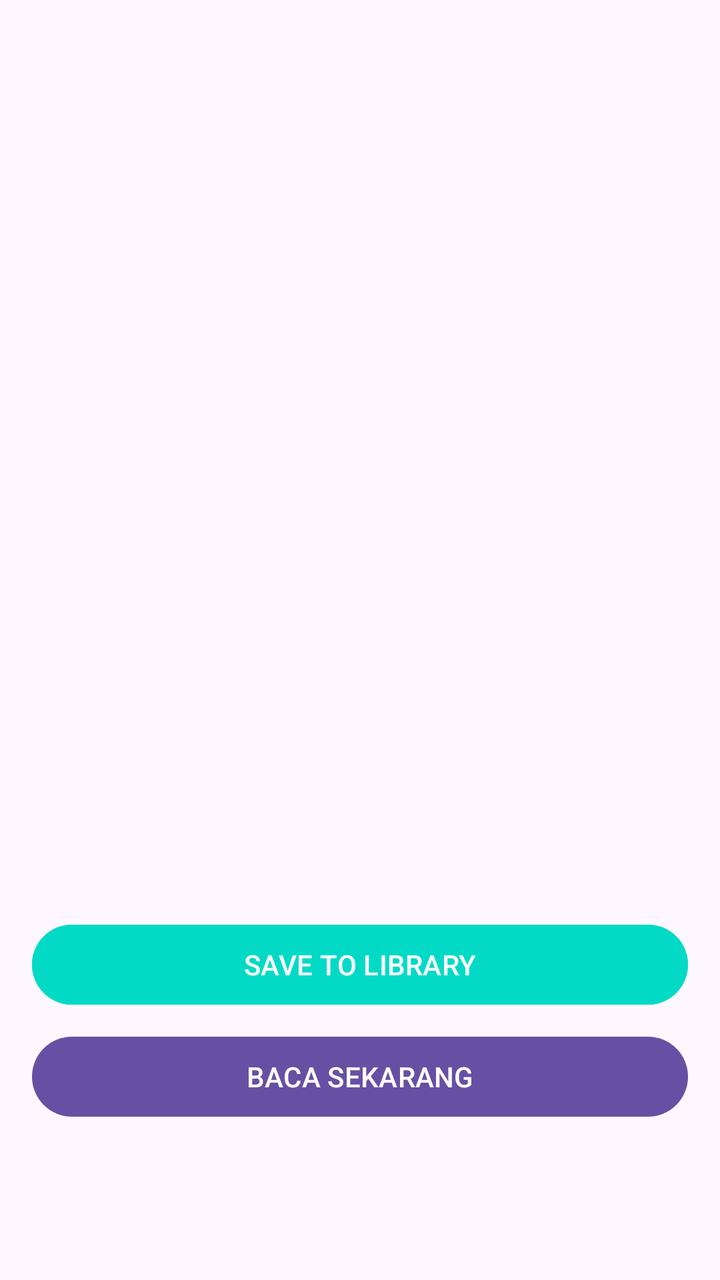
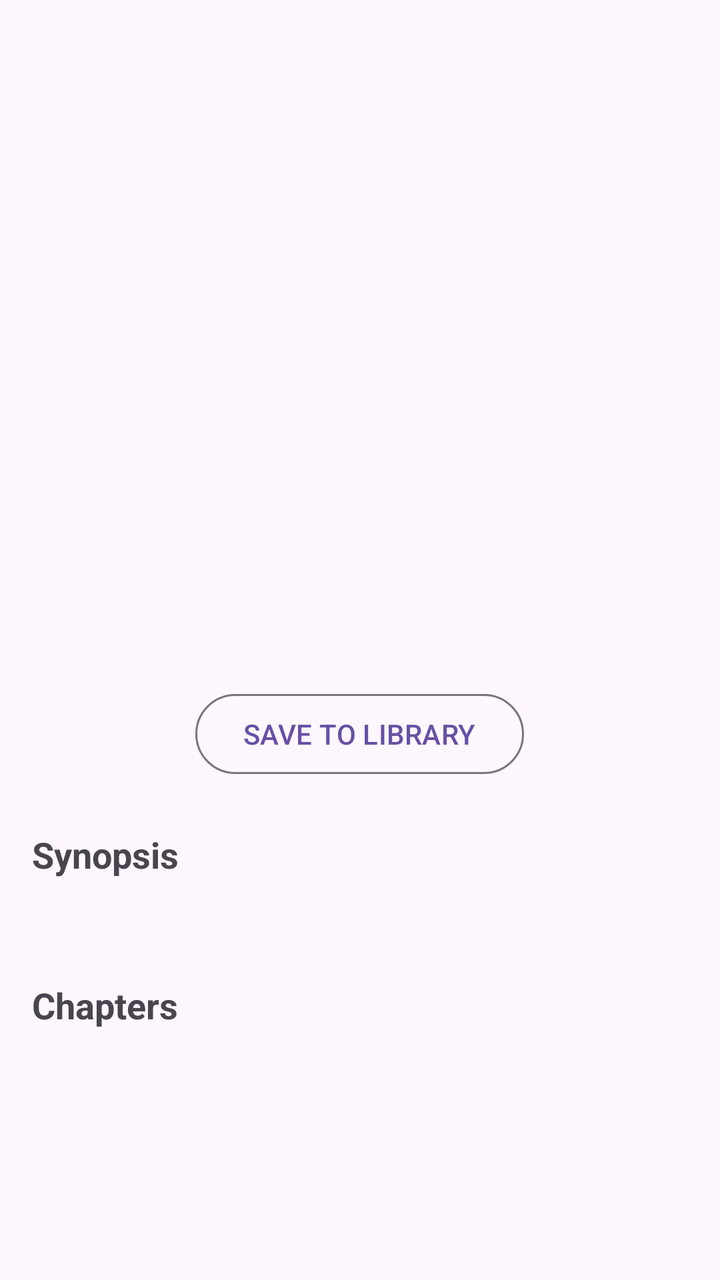

Compare the two renders of this Android layout. The source of the first and the diff that turns it into the second are given below.
<!-- AndroidManifest.xml: application theme Theme.NovelIn -->
<!-- res/layout/fragment_detail.xml -->
<?xml version="1.0" encoding="utf-8"?>
<ScrollView xmlns:android="http://schemas.android.com/apk/res/android"
    android:layout_width="match_parent"
    android:layout_height="match_parent"
    android:padding="16dp">

    <LinearLayout
        android:layout_width="match_parent"
        android:layout_height="wrap_content"
        android:orientation="vertical"
        android:gravity="center_horizontal">

        <ImageView
            android:id="@+id/ivDetailCover"
            android:layout_width="200dp"
            android:layout_height="300dp"
            android:scaleType="centerCrop"
            android:layout_marginBottom="16dp"/>

        <TextView
            android:id="@+id/tvDetailTitle"
            android:layout_width="match_parent"
            android:layout_height="wrap_content"
            android:textSize="24sp"
            android:textStyle="bold"
            android:gravity="center"
            android:layout_marginBottom="8dp"/>

        <TextView
            android:id="@+id/tvDetailAuthor"
            android:layout_width="match_parent"
            android:layout_height="wrap_content"
            android:textSize="18sp"
            android:gravity="center"
            android:layout_marginBottom="16dp"/>

        <TextView
            android:id="@+id/tvDetailDesc"
            android:layout_width="match_parent"
            android:layout_height="wrap_content"
            android:textSize="16sp"
            android:layout_marginBottom="24dp"/>

        <Button
            android:id="@+id/btnSave"
            android:layout_width="match_parent"
            android:layout_height="wrap_content"
            android:text="SAVE TO LIBRARY"
            android:layout_marginBottom="8dp"
            android:backgroundTint="@color/design_default_color_secondary"/>

        <Button
            android:id="@+id/btnRead"
            android:layout_width="match_parent"
            android:layout_height="wrap_content"
            android:text="BACA SEKARANG" />

    </LinearLayout>
</ScrollView>
<!-- resources referenced by this layout -->
<resources>
  <style name="Theme.NovelIn" parent="Base.Theme.NovelIn" />
  <style name="Base.Theme.NovelIn" parent="Theme.Material3.DayNight.NoActionBar">
          
          
      </style>
</resources>

<!-- the commit's change to res/layout/fragment_detail.xml (unified diff, before → after) -->
@@ -1,59 +1,85 @@
 <?xml version="1.0" encoding="utf-8"?>
-<ScrollView xmlns:android="http://schemas.android.com/apk/res/android"
+<androidx.coordinatorlayout.widget.CoordinatorLayout xmlns:android="http://schemas.android.com/apk/res/android"
+    xmlns:app="http://schemas.android.com/apk/res-auto"
     android:layout_width="match_parent"
-    android:layout_height="match_parent"
-    android:padding="16dp">
+    android:layout_height="match_parent">
 
-    <LinearLayout
+    <androidx.core.widget.NestedScrollView
         android:layout_width="match_parent"
-        android:layout_height="wrap_content"
-        android:orientation="vertical"
-        android:gravity="center_horizontal">
+        android:layout_height="match_parent">
 
-        <ImageView
-            android:id="@+id/ivDetailCover"
-            android:layout_width="200dp"
-            android:layout_height="300dp"
-            android:scaleType="centerCrop"
-            android:layout_marginBottom="16dp"/>
-
-        <TextView
-            android:id="@+id/tvDetailTitle"
+        <LinearLayout
             android:layout_width="match_parent"
             android:layout_height="wrap_content"
-            android:textSize="24sp"
-            android:textStyle="bold"
-            android:gravity="center"
-            android:layout_marginBottom="8dp"/>
+            android:orientation="vertical"
+            android:padding="16dp"
+            android:gravity="center_horizontal">
 
-        <TextView
-            android:id="@+id/tvDetailAuthor"
-            android:layout_width="match_parent"
-            android:layout_height="wrap_content"
-            android:textSize="18sp"
-            android:gravity="center"
-            android:layout_marginBottom="16dp"/>
+            <ImageView
+                android:id="@+id/ivDetailCover"
+                android:layout_width="160dp"
+                android:layout_height="240dp"
+                android:scaleType="centerCrop"
+                android:layout_marginBottom="16dp"
+                android:elevation="4dp"/>
 
-        <TextView
-            android:id="@+id/tvDetailDesc"
-            android:layout_width="match_parent"
-            android:layout_height="wrap_content"
-            android:textSize="16sp"
-            android:layout_marginBottom="24dp"/>
+            <TextView
+                android:id="@+id/tvDetailTitle"
+                android:layout_width="match_parent"
+                android:layout_height="wrap_content"
+                android:textSize="22sp"
+                android:textStyle="bold"
+                android:gravity="center"
+                android:layout_marginBottom="4dp"/>
 
-        <Button
-            android:id="@+id/btnSave"
-            android:layout_width="match_parent"
-            android:layout_height="wrap_content"
-            android:text="SAVE TO LIBRARY"
-            android:layout_marginBottom="8dp"
-            android:backgroundTint="@color/design_default_color_secondary"/>
+            <TextView
+                android:id="@+id/tvDetailAuthor"
+                android:layout_width="match_parent"
+                android:layout_height="wrap_content"
+                android:textSize="16sp"
+                android:gravity="center"
+                android:layout_marginBottom="16dp"
+                android:textColor="?android:attr/textColorSecondary"/>
 
-        <Button
-            android:id="@+id/btnRead"
-            android:layout_width="match_parent"
-            android:layout_height="wrap_content"
-            android:text="BACA SEKARANG" />
+            <Button
+                android:id="@+id/btnSave"
+                style="@style/Widget.Material3.Button.OutlinedButton"
+                android:layout_width="wrap_content"
+                android:layout_height="wrap_content"
+                android:text="SAVE TO LIBRARY"
+                android:layout_marginBottom="24dp" />
 
-    </LinearLayout>
-</ScrollView>
+            <TextView
+                android:layout_width="match_parent"
+                android:layout_height="wrap_content"
+                android:text="Synopsis"
+                android:textStyle="bold"
+                android:textSize="18sp"
+                android:layout_marginBottom="8dp"/>
+
+            <TextView
+                android:id="@+id/tvDetailDesc"
+                android:layout_width="match_parent"
+                android:layout_height="wrap_content"
+                android:textSize="14sp"
+                android:lineSpacingExtra="4dp"
+                android:layout_marginBottom="24dp"/>
+
+            <TextView
+                android:layout_width="match_parent"
+                android:layout_height="wrap_content"
+                android:text="Chapters"
+                android:textStyle="bold"
+                android:textSize="18sp"
+                android:layout_marginBottom="8dp"/>
+
+            <androidx.recyclerview.widget.RecyclerView
+                android:id="@+id/rvChapters"
+                android:layout_width="match_parent"
+                android:layout_height="wrap_content"
+                android:nestedScrollingEnabled="false"/>
+
+        </LinearLayout>
+    </androidx.core.widget.NestedScrollView>
+
+</androidx.coordinatorlayout.widget.CoordinatorLayout>
